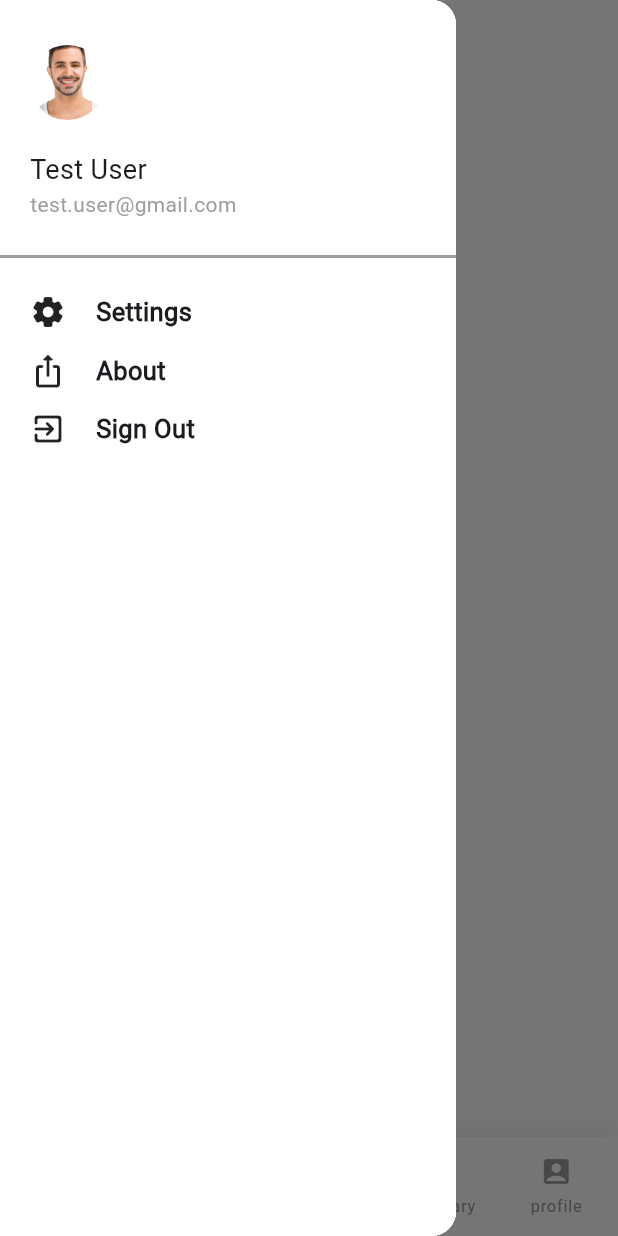
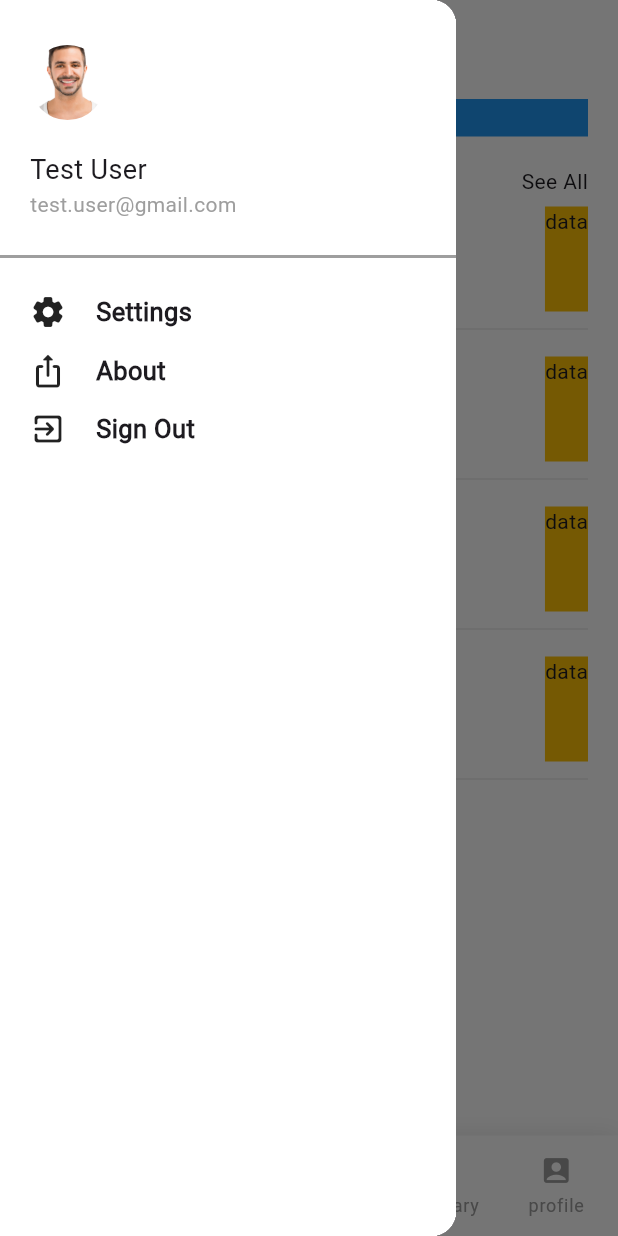
Before and after one commit to kamelmdahduleh/Origin, a Flutter app: the screen it shows after launch, item 2 of the bottom bar chosen, with the side drawer open, on a phone screen of 412 x 824 dp. Run offline on Flutter 3.47's test engine with Material 2 defaults, Android fonts, the phone set to English and light mode, and no system bars; drawn by our look-alikes of awesome_bottom_bar.

Commit message:
16:47 update, Main HomeScreen mainBody mindScreen

```diff
--- a/lib/main.dart
+++ b/lib/main.dart
@@ -25,6 +25,7 @@ class MyApp extends StatelessWidget {
           headlineSmall: TextStyle(
               fontSize: 17, color: Colors.black, fontWeight: FontWeight.w600),
           labelMedium: TextStyle(fontSize: 15, color: Colors.black),
+          labelSmall: TextStyle(fontSize: 12, color: Colors.black38),
         ),
         appBarTheme: AppBarTheme(
           systemOverlayStyle: SystemUiOverlayStyle(
--- a/lib/screens/home_screen.dart
+++ b/lib/screens/home_screen.dart
@@ -26,6 +26,7 @@ List<String> progressText = [
   "Exercise",
   "Diet",
 ];
+List<Icon> faceIcons = [Icon(Icons.face_2)];
 
 class HomeScreen extends StatelessWidget {
   const HomeScreen({super.key});
@@ -181,6 +182,7 @@ class HRUPage extends StatelessWidget {
   Widget build(BuildContext context) {
     return Scaffold(
       appBar: AppBar(
+        centerTitle: true,
         title: Text('How are you feeling today?'),
       ),
       body: SingleChildScrollView(
@@ -218,7 +220,7 @@ class HRUPage extends StatelessWidget {
             ),
             Divider(
               height: 50,
-              thickness: 20,
+              thickness: 12,
               color: Color(kMyDividerColor),
             ),
             Container(
--- a/lib/screens/mainBody_screen.dart
+++ b/lib/screens/mainBody_screen.dart
@@ -9,6 +9,7 @@ import 'package:smpa_e_health/constants.dart';
 import 'health_screen.dart';
 import 'home_screen.dart';
 import 'profile_screen.dart';
+import 'mind_screen.dart';
 
 //
 
@@ -71,7 +72,7 @@ class BodyScreenState extends State<BodyScreen> {
           items: items,
           backgroundColor: Colors.white,
           color: Colors.grey,
-          colorSelected: Colors.deepPurple,
+          colorSelected: Color(kMyPurple),
           indexSelected: visit,
           paddingVertical: 5,
           onTap: (int index) => setState(
@@ -214,17 +215,6 @@ class SideMenu extends StatelessWidget {
   }
 }
 
-class MindScreen extends StatelessWidget {
-  const MindScreen({super.key});
-
-  @override
-  Widget build(BuildContext context) {
-    return Container(
-      child: Text('Testinggg Minddd...'),
-    );
-  }
-}
-
 class FoodDiaryScreen extends StatelessWidget {
   const FoodDiaryScreen({super.key});
 
--- /dev/null
+++ b/lib/screens/mind_screen.dart
@@ -0,0 +1,136 @@
+// ignore_for_file: camel_case_types, prefer_const_constructors, prefer_const_literals_to_create_immutables, avoid_unnecessary_containers
+import 'package:flutter/material.dart';
+
+//Packages
+
+//Pages
+import 'package:smpa_e_health/constants.dart';
+//
+
+class MindScreen extends StatelessWidget {
+  const MindScreen({super.key});
+
+  @override
+  Widget build(BuildContext context) {
+    return SingleChildScrollView(
+      child: Column(
+        children: [
+          Container(
+            margin: EdgeInsets.symmetric(horizontal: 20, vertical: 10),
+            color: Colors.blue,
+            alignment: Alignment.centerLeft,
+            child: Text(
+              'Top Rated Meditations',
+              style: Theme.of(context).textTheme.headlineLarge,
+            ),
+          ),
+          Container(
+            // color: Colors.brown,
+            margin: EdgeInsets.symmetric(horizontal: 20, vertical: 10),
+            alignment: Alignment.centerLeft,
+            child: AspectRatio(
+              aspectRatio: 4 / 5,
+              child: Column(
+                children: [
+                  Container(
+                      alignment: Alignment.centerRight, child: Text('See All')),
+                  ListView.builder(
+                    itemExtent: 100.0,
+                    shrinkWrap: true,
+                    physics: ScrollPhysics(),
+                    itemCount: 4,
+                    itemBuilder: (context, index) {
+                      return Column(
+                        mainAxisAlignment: MainAxisAlignment.spaceEvenly,
+                        children: [
+                          Row(
+                            mainAxisAlignment: MainAxisAlignment.spaceBetween,
+                            children: [
+                              Flexible(
+                                flex: 2,
+                                child: Column(
+                                  crossAxisAlignment: CrossAxisAlignment.start,
+                                  children: [
+                                    Text(
+                                      "Textttt",
+                                      style: TextStyle(fontSize: 15),
+                                    ),
+                                    Text(
+                                      "4.7",
+                                      style: Theme.of(context)
+                                          .textTheme
+                                          .labelSmall,
+                                    ),
+                                    Text(
+                                      '22 min',
+                                      style: Theme.of(context)
+                                          .textTheme
+                                          .labelSmall,
+                                    ),
+                                  ],
+                                ),
+                              ),
+                              Flexible(
+                                flex: 1,
+                                child: Expanded(
+                                  child: Container(
+                                    height: 70,
+                                    color: Colors.amber,
+                                    child: Text('data'),
+                                  ),
+                                ),
+                              ),
+                            ],
+                          ),
+                          // ListTile(
+                          //   contentPadding: EdgeInsets.all(0),
+                          //   visualDensity: VisualDensity.compact,
+                          //   dense: true,
+                          //   isThreeLine: true,
+                          //   titleTextStyle:
+                          //       Theme.of(context).textTheme.headlineLarge,
+                          //   title: Text(
+                          //     "Textttt",
+                          //     style: TextStyle(fontSize: 15),
+                          //   ),
+                          //   subtitle: Column(
+                          //     crossAxisAlignment: CrossAxisAlignment.start,
+                          //     children: [
+                          //       Text(
+                          //         "4.7",
+                          //         style: Theme.of(context).textTheme.labelSmall,
+                          //       ),
+                          //       Text(
+                          //         '22 min',
+                          //         style: Theme.of(context).textTheme.labelSmall,
+                          //       ),
+                          //     ],
+                          //   ),
+                          //   trailing: Container(
+                          //     height: double.infinity,
+                          //     width: 100,
+                          //     color: Colors.amber,
+                          //     // child: AspectRatio(
+                          //     //   aspectRatio: 2,
+                          //     // ),
+                          //   ),
+                          // ),
+                          Divider(
+                            color: Colors.black12,
+                            height: 10,
+                            thickness: 2 / 3,
+                            indent: 10,
+                          ),
+                        ],
+                      );
+                    },
+                  )
+                ],
+              ),
+            ),
+          ),
+        ],
+      ),
+    );
+  }
+}
--- a/pubspec.yaml
+++ b/pubspec.yaml
@@ -37,6 +37,7 @@ dependencies:
   cupertino_icons: ^1.0.2
   bart: ^1.1.0
   awesome_bottom_bar: ^1.2.2
+  fl_chart: ^0.62.0
 
 dev_dependencies:
   flutter_test:
```
Also changed, not shown: pubspec.lock.
